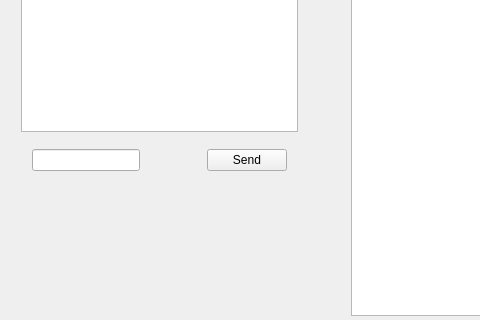
This is SocketTester/dialog.ui in End1-1/Cafe5 as Qt 5 draws it before an edit; both pictures show x 0 to 480 and y 144 to 464 of the 817 by 605 pixel window. The edited form follows.
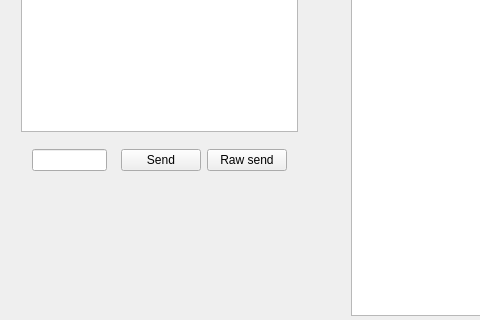
This is the edited form.

```diff
--- a/SocketTester/dialog.ui
+++ b/SocketTester/dialog.ui
@@ -91,6 +91,13 @@
          </property>
         </widget>
        </item>
+       <item>
+        <widget class="QPushButton" name="btnRowSend">
+         <property name="text">
+          <string>Raw send</string>
+         </property>
+        </widget>
+       </item>
       </layout>
      </widget>
     </item>
```
